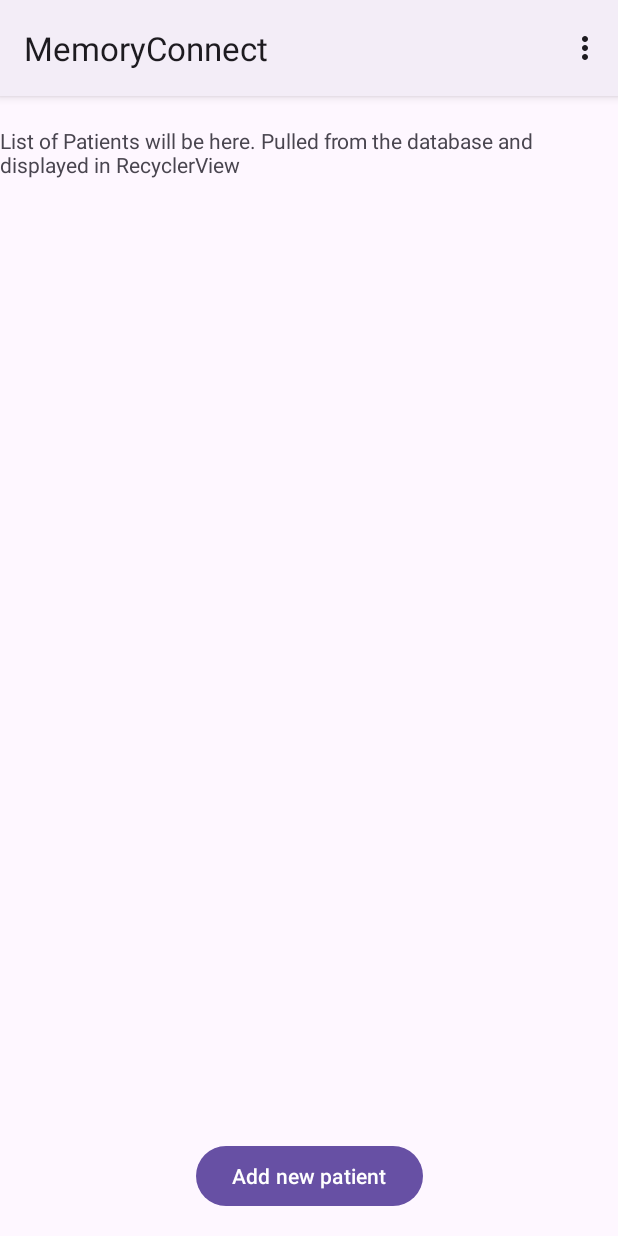
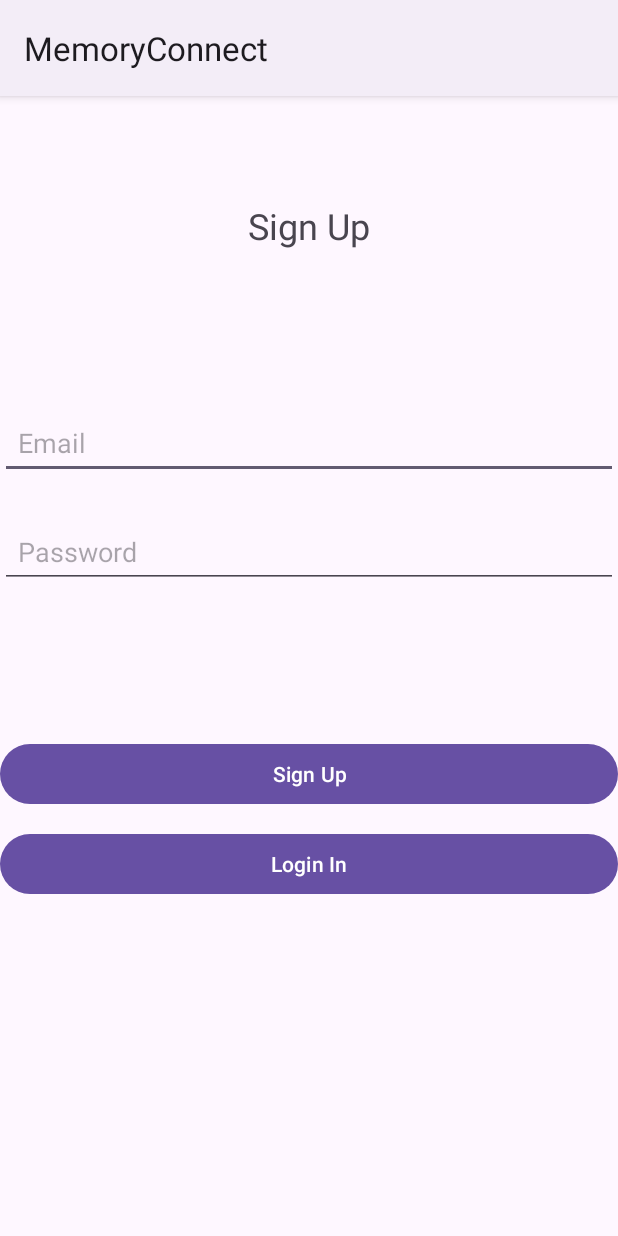
Before and after one commit to dnechv/cmpt276_ProjectApp, an Android app: the screen it shows after launch (caregiver_main_screen before the commit, ClientLogin after it), on a phone screen of 412 x 824 dp. Run offline under Robolectric (Android 15) with nearby library versions, the phone set to English and light mode, and no system bars; our stand-ins replace Firebase (no records; nobody signed in at launch, a user with empty details on screens opened directly).

Commit message:
commented and fixed format, do note that if database is edited and patient ID changed, the hardcoded patient ID in ClientLogin.java line 23 must also be edited to a new random patient ID.

```diff
--- /dev/null
+++ b/app/src/main/java/com/example/memoryconnect/controllers/ClientLogin.java
@@ -0,0 +1,85 @@
+package com.example.memoryconnect.controllers;
+
+import android.os.Bundle;
+import androidx.appcompat.app.AppCompatActivity;
+import android.content.Intent;
+import android.widget.Button;
+import android.widget.EditText;
+import android.widget.TextView;
+import android.widget.Toast;
+import androidx.lifecycle.Observer;
+import com.example.memoryconnect.R;
+import com.example.memoryconnect.repository.PatientRepository;
+import com.example.memoryconnect.model.Patient;
+
+public class ClientLogin extends AppCompatActivity {
+
+    private Button loginButton;
+    private Button signupButton;
+    private TextView sign_up_text;
+    private EditText password;
+    private EditText email;
+
+    // Hardcoded for now for testing TODO: implement actual login at login page *for now if database is edited,patient ID have to be updated manually*
+    private static final String PATIENT_ID = "46114345-bfa6-4eb9-ac4d-ef27cc88ca04";
+    private PatientRepository patientRepository;
+
+    @Override
+    protected void onCreate(Bundle savedInstanceState) {
+        super.onCreate(savedInstanceState);
+        setContentView(R.layout.client_login);
+
+        loginButton = findViewById(R.id.loginnow);
+        signupButton = findViewById(R.id.sign_up_button);
+        sign_up_text = findViewById(R.id.sign_up_text);
+        password = findViewById(R.id.password);
+        email = findViewById(R.id.email);
+
+        patientRepository = new PatientRepository();
+
+        // Set up button listeners
+        loginButton.setOnClickListener(v -> loginStep());
+        signupButton.setOnClickListener(v -> signupStep());
+    }
+
+    private void loginStep() {
+        // Retrieve input from the EditText fields
+        String emailInput = email.getText().toString().trim();
+        String passwordInput = password.getText().toString().trim();
+
+        //TODO:validation
+    /*
+    if (emailInput.isEmpty() || passwordInput.isEmpty()) {
+        Toast.makeText(this, "Please enter both email and password", Toast.LENGTH_SHORT).show();
+        return;
+    }
+    */
+
+        // TODO: login implementation
+        Toast.makeText(this, "Logging in...", Toast.LENGTH_SHORT).show();
+
+        patientRepository.getPatientById(PATIENT_ID).observe(this, new Observer<Patient>() {
+            @Override
+            public void onChanged(Patient patient) {
+                if (patient != null) {
+                    loginActivity(PATIENT_ID);
+                } else {
+                    Toast.makeText(ClientLogin.this, "Patient not found", Toast.LENGTH_SHORT).show();
+                }
+            }
+        });
+    }
+
+    private void signupStep() {
+        // TODO: signup implementation
+        Toast.makeText(this, "Navigating to Sign Up...", Toast.LENGTH_SHORT).show();
+        // Intent intent = new Intent(this, SignupActivity.class);
+        // startActivity(intent);
+    }
+
+    private void loginActivity(String patientId) {
+        Intent intent = new Intent(ClientLogin.this, patient_screen_that_displays_tab_layout.class);
+        intent.putExtra("PATIENT_ID", patientId);
+        startActivity(intent);
+    }
+}
--- a/app/src/main/java/com/example/memoryconnect/controllers/CreatePatientActivity.java
+++ b/app/src/main/java/com/example/memoryconnect/controllers/CreatePatientActivity.java
@@ -1,5 +1,4 @@
 package com.example.memoryconnect.controllers;
-
 import android.content.Intent;
 import android.net.Uri;
 import android.os.Bundle;
@@ -10,19 +9,16 @@ import android.widget.ImageView;
 import android.widget.Toast;
 import androidx.activity.result.ActivityResultLauncher;
 import androidx.activity.result.contract.ActivityResultContracts;
-import androidx.annotation.Nullable;
 import androidx.appcompat.app.AppCompatActivity;
 import androidx.lifecycle.ViewModelProvider;
 import com.example.memoryconnect.R;
 import com.example.memoryconnect.model.Patient;
 import com.example.memoryconnect.ViewModel.PatientViewModel;
-import com.google.firebase.auth.FirebaseAuth;
 import java.util.UUID;
 
 public class CreatePatientActivity extends AppCompatActivity {
     private PatientViewModel patientViewModel;
     private Uri selectedPhotoUri;
-
     private ImageView photoImageView;
     private EditText nameEditText;
     private EditText nicknameEditText;
@@ -99,7 +95,6 @@ public class CreatePatientActivity extends AppCompatActivity {
 
     // Save patient information
     private void savePatient() {
-        // Retrieve input values
         String name = nameEditText.getText().toString();
         String nickname = nicknameEditText.getText().toString();
         String ageText = ageEditText.getText().toString();
--- /dev/null
+++ b/app/src/main/res/layout/client_login.xml
@@ -0,0 +1,69 @@
+<?xml version="1.0" encoding="utf-8"?>
+<androidx.constraintlayout.widget.ConstraintLayout
+    xmlns:android="http://schemas.android.com/apk/res/android"
+    xmlns:app="http://schemas.android.com/apk/res-auto"
+    xmlns:tools="http://schemas.android.com/tools"
+    android:layout_width="match_parent"
+    android:layout_height="match_parent">
+
+    <!-- Sign Up Elements -->
+    <TextView
+        android:id="@+id/sign_up_text"
+        android:layout_width="wrap_content"
+        android:layout_height="wrap_content"
+        android:layout_marginTop="70dp"
+        android:text="Sign Up"
+        android:textSize="24sp"
+        android:visibility="visible"
+        app:layout_constraintEnd_toEndOf="parent"
+        app:layout_constraintStart_toStartOf="parent"
+        app:layout_constraintTop_toTopOf="parent" />
+
+    <EditText
+        android:id="@+id/email"
+        android:layout_width="0dp"
+        android:layout_height="wrap_content"
+        android:layout_marginTop="104dp"
+        android:hint="Email"
+        android:inputType="textEmailAddress"
+        android:padding="12dp"
+        app:layout_constraintEnd_toEndOf="parent"
+        app:layout_constraintHorizontal_bias="0.0"
+        app:layout_constraintStart_toStartOf="parent"
+        app:layout_constraintTop_toBottomOf="@id/sign_up_text" />
+
+    <EditText
+        android:id="@+id/password"
+        android:layout_width="0dp"
+        android:layout_height="wrap_content"
+        android:layout_marginTop="24dp"
+        android:hint="Password"
+        android:inputType="textPassword"
+        android:padding="12dp"
+        app:layout_constraintEnd_toEndOf="parent"
+        app:layout_constraintHorizontal_bias="0.0"
+        app:layout_constraintStart_toStartOf="parent"
+        app:layout_constraintTop_toBottomOf="@id/email" />
+
+    <Button
+        android:id="@+id/sign_up_button"
+        android:layout_width="0dp"
+        android:layout_height="wrap_content"
+        android:layout_marginTop="100dp"
+        android:text="Sign Up"
+        app:layout_constraintEnd_toEndOf="parent"
+        app:layout_constraintHorizontal_bias="0.0"
+        app:layout_constraintStart_toStartOf="parent"
+        app:layout_constraintTop_toBottomOf="@id/password" />
+
+    <Button
+        android:id="@+id/loginnow"
+        android:layout_width="0dp"
+        android:layout_height="wrap_content"
+        android:layout_marginTop="160dp"
+        android:text="Login In"
+        app:layout_constraintEnd_toEndOf="parent"
+        app:layout_constraintHorizontal_bias="0.0"
+        app:layout_constraintStart_toStartOf="parent"
+        app:layout_constraintTop_toBottomOf="@id/password" />
+</androidx.constraintlayout.widget.ConstraintLayout>
--- a/app/src/main/res/layout/patient_info_fragment.xml
+++ b/app/src/main/res/layout/patient_info_fragment.xml
@@ -96,10 +96,10 @@
 
         <!-- Back Button -->
         <Button
-            android:id="@+id/delete"
+            android:id="@+id/logoutButton"
             android:layout_width="wrap_content"
             android:layout_height="wrap_content"
-            android:text="Delete User" />
+            android:text="Logout" />
 
     </LinearLayout>
 </ScrollView>
```
Also changed, not shown: app/src/main/AndroidManifest.xml (+6 -8 lines), app/src/main/java/com/example/memoryconnect/ViewModel/EditInfo.java (added, +44 -0 lines), app/src/main/java/com/example/memoryconnect/patient_info_fragment.java (+26 -0 lines), app/src/main/res/layout/edit_patient_info.xml (added, +99 -0 lines).
